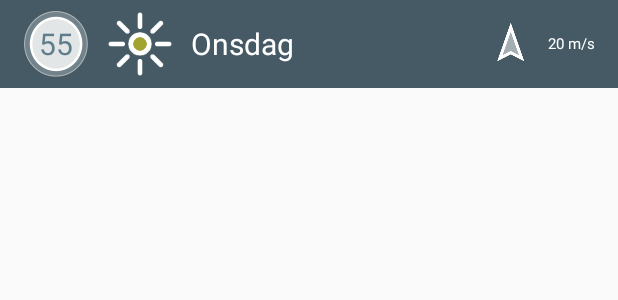
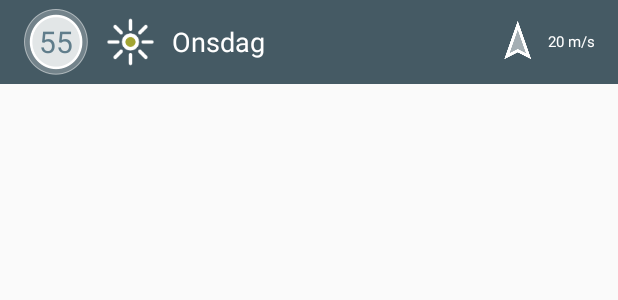
Before and after one commit to broderbluff/Forecastly, an Android app: the layout daily_list_item.xml on its own in the app's theme, with its tools: preview values and no code run, on a phone screen of 412 x 824 dp. Shown: the top 300 px of the screen. Run offline under Robolectric (Android 15) with nearby library versions, the phone set to English and light mode, and no system bars.

```diff
--- a/app/src/main/java/eu/brimir/forecastly/ui/HourlyForecastActivity.java
+++ b/app/src/main/java/eu/brimir/forecastly/ui/HourlyForecastActivity.java
@@ -1,13 +1,10 @@
 package eu.brimir.forecastly.ui;
 
-import android.annotation.SuppressLint;
-import android.app.AlertDialog;
 import android.app.Dialog;
 import android.app.ListActivity;
 import android.content.Intent;
 import android.os.Bundle;
 import android.os.Parcelable;
-import android.view.LayoutInflater;
 import android.view.View;
 import android.view.ViewGroup;
 import android.view.Window;
@@ -20,7 +17,6 @@ import android.widget.TextView;
 
 import java.util.Arrays;
 
-import butterknife.Bind;
 import butterknife.ButterKnife;
 import butterknife.OnClick;
 import eu.brimir.forecastly.R;
@@ -38,7 +34,7 @@ public class HourlyForecastActivity extends ListActivity {
         ButterKnife.bind(this);
 
         Intent intent = getIntent();
-        String locationForHourly = intent.getExtras().getString("location");
+
         Parcelable[] parcelables = intent.getParcelableArrayExtra(MainActivity.HOURLY_FORECAST);
 
         mHours = Arrays.copyOf(parcelables, parcelables.length, Hourly[].class);
--- a/app/src/main/java/eu/brimir/forecastly/ui/TimeMachineActivity.java
+++ b/app/src/main/java/eu/brimir/forecastly/ui/TimeMachineActivity.java
@@ -3,7 +3,6 @@ package eu.brimir.forecastly.ui;
 import android.content.Context;
 import android.content.Intent;
 import android.graphics.drawable.Drawable;
-import android.media.Image;
 import android.net.ConnectivityManager;
 import android.net.NetworkInfo;
 import android.os.Bundle;
--- a/app/src/main/java/eu/brimir/forecastly/weather/Daily.java
+++ b/app/src/main/java/eu/brimir/forecastly/weather/Daily.java
@@ -5,14 +5,11 @@ import android.os.Parcel;
 import android.os.Parcelable;
 
 import java.sql.Date;
-import java.text.DecimalFormat;
 import java.text.SimpleDateFormat;
 import java.util.Locale;
 import java.util.TimeZone;
 
-/**
- * Created by Patrik on 2015-07-10.
- */
+
 public class Daily implements Parcelable{
 
     private long mTime;
--- a/app/src/main/res/layout/daily_list_item.xml
+++ b/app/src/main/res/layout/daily_list_item.xml
@@ -20,8 +20,8 @@
         android:layout_centerVertical="true"/>
 
     <ImageView
-        android:layout_width="wrap_content"
-        android:layout_height="wrap_content"
+        android:layout_width="45dp"
+        android:layout_height="45dp"
         android:id="@+id/iconImageView"
         android:layout_centerVertical="true"
         android:layout_toRightOf="@+id/circleImageView"
@@ -38,7 +38,7 @@
         android:layout_toEndOf="@+id/iconImageView"
        android:paddingLeft="10dp"
         android:textColor="@android:color/white"
-        android:textSize="20sp"
+        android:textSize="18sp"
         tools:text="Onsdag"/>
 
     <TextView
@@ -73,7 +73,7 @@
             android:src="@drawable/arrow"/>
 
         <TextView
-            android:layout_width="40dp"
+            android:layout_width="35dp"
             android:layout_height="wrap_content"
             android:id="@+id/windSpeedLabel"
             android:textColor="@android:color/white"
--- a/app/src/main/res/layout/hourly_list_item.xml
+++ b/app/src/main/res/layout/hourly_list_item.xml
@@ -20,8 +20,8 @@
         tools:text="24:00"/>
 
     <ImageView
-        android:layout_width="wrap_content"
-        android:layout_height="wrap_content"
+        android:layout_width="45dp"
+        android:layout_height="45dp"
         android:id="@+id/iconImageView"
         android:layout_centerVertical="true"
         android:layout_toRightOf="@+id/timeLabel"
```
Also changed, not shown: app/build.gradle (+4 -4 lines), app/src/main/java/eu/brimir/forecastly/ui/DailyForecastActivity.java (+1 -7 lines), app/src/main/java/eu/brimir/forecastly/ui/MainActivity.java (+27 -18 lines), 4 other files.
